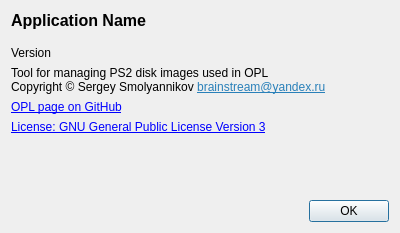
brainstream/OPL-PC-Tools, file src/AboutDialog.ui: the form before one commit.
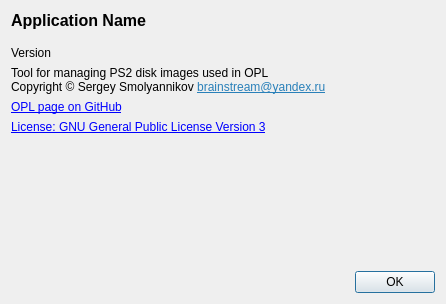
The form after the commit.

Commit message: UI changes and update for the Russian localization

```diff
--- a/src/AboutDialog.ui
+++ b/src/AboutDialog.ui
@@ -6,8 +6,8 @@
    <rect>
     <x>0</x>
     <y>0</y>
-    <width>400</width>
-    <height>233</height>
+    <width>446</width>
+    <height>304</height>
    </rect>
   </property>
   <property name="windowTitle">
@@ -44,8 +44,8 @@
        <rect>
         <x>0</x>
         <y>0</y>
-        <width>382</width>
-        <height>162</height>
+        <width>428</width>
+        <height>233</height>
        </rect>
       </property>
       <layout class="QVBoxLayout" name="verticalLayout_2">
```
The commit also changes 3 other files.
